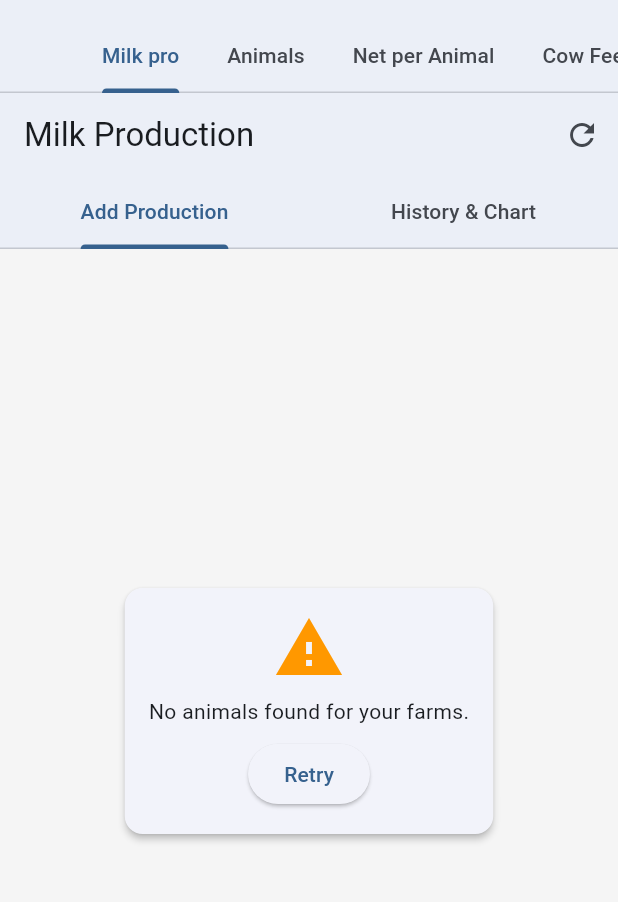
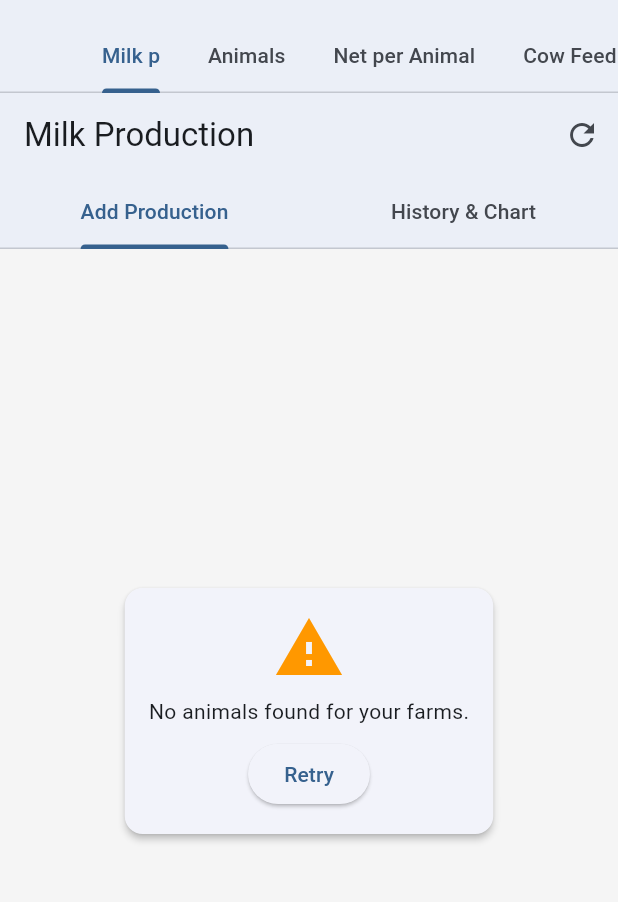
Before and after one commit to elie1381999/flutter_brotcattle, a Flutter app: the HomeTabs screen opened directly with empty values, on a phone screen of 412 x 824 dp, the part 63-965 px from its top. Run offline on Flutter 3.47's test engine with Material 3 defaults, Android fonts, the phone set to English and light mode, and no system bars; our stand-ins replace fl_chart; missing offline and left inert: universal_html.

Commit message:
Update main.dart

```diff
--- a/lib/main.dart
+++ b/lib/main.dart
@@ -149,7 +149,7 @@ class HomeTabs extends StatelessWidget {
           bottom: TabBar(
             isScrollable: true, // optional, nicer with many tabs
             tabs: const [
-              Tab(text: 'Milk pro'),
+              Tab(text: 'Milk p'),
               Tab(text: 'Animals'),
               Tab(text: 'Net per Animal'),
               //Tab(text: 'Fill Net'),
```
